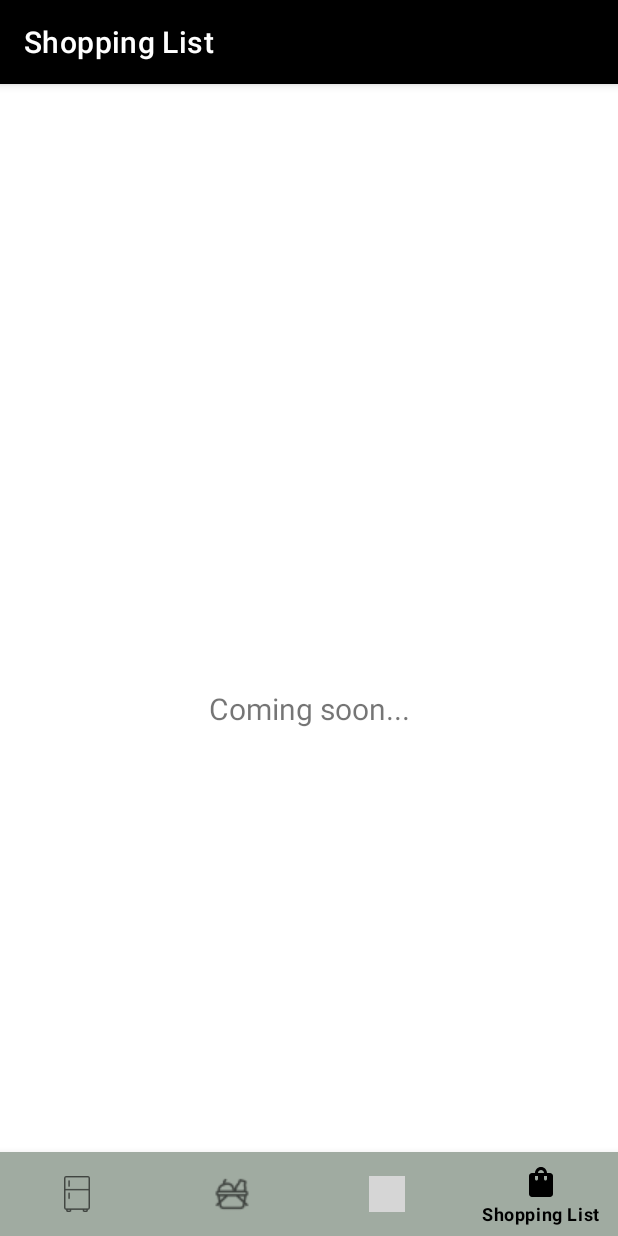
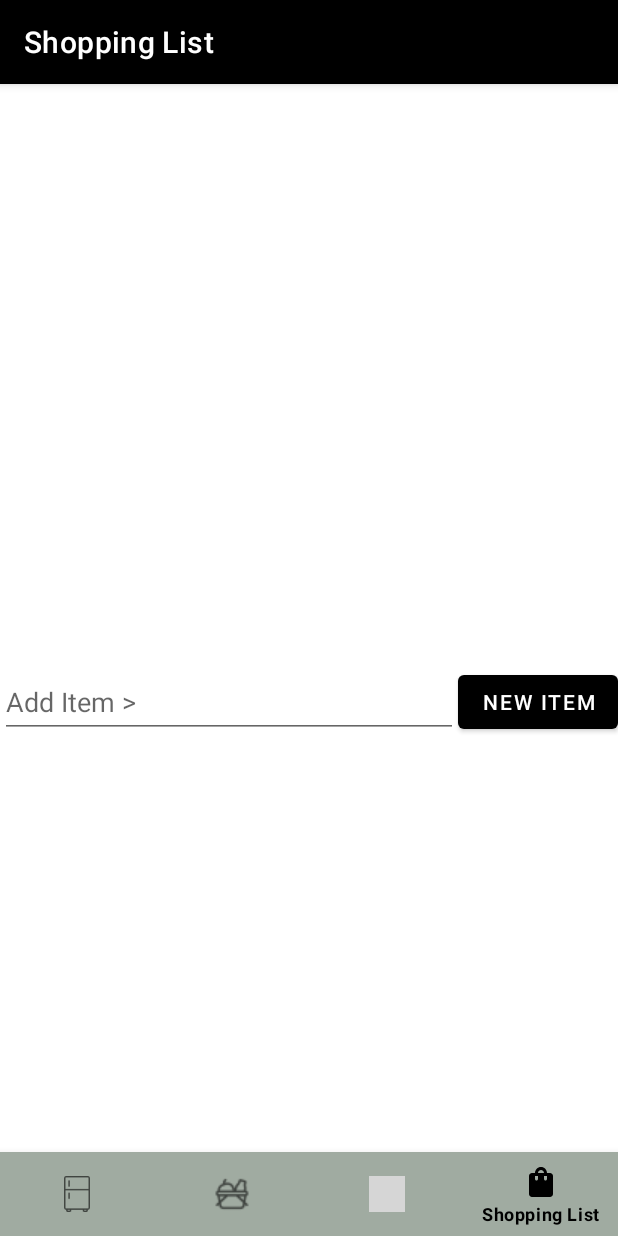
Before and after one commit to clairepielak/FridgeBuddy, an Android app: the ShoppingListFragment screen opened through its navigation route, on a phone screen of 412 x 824 dp. Run offline under Robolectric (Android 15) with nearby library versions, the phone set to English and light mode, and no system bars; our stand-ins replace Room's generated code, navigation-ui; libraries missing offline, so code that uses them is left out: com.google.mlkit.common, com.google.mlkit.vision; grey boxes are pictures that could not be loaded.

Commit message:
Shopping list development progress.

```diff
--- a/app/src/main/java/com/example/fridgebuddy/ui/ShoppingList/ShoppingListFragment.java
+++ b/app/src/main/java/com/example/fridgebuddy/ui/ShoppingList/ShoppingListFragment.java
@@ -1,39 +1,63 @@
 package com.example.fridgebuddy.ui.ShoppingList;
 
+// ShoppingListFragment.java
 import android.os.Bundle;
 import android.view.LayoutInflater;
 import android.view.View;
 import android.view.ViewGroup;
-import android.widget.TextView;
+import android.widget.Button;
+import android.widget.EditText;
 
-import androidx.annotation.NonNull;
 import androidx.fragment.app.Fragment;
-import androidx.lifecycle.ViewModelProvider;
+import androidx.recyclerview.widget.LinearLayoutManager;
+import androidx.recyclerview.widget.RecyclerView;
 
-import com.example.fridgebuddy.databinding.FragmentInventoryBinding;
-import com.example.fridgebuddy.databinding.FragmentHomeBinding;
-import com.example.fridgebuddy.databinding.FragmentShoppinglistBinding;
-import com.example.fridgebuddy.ui.home.HomeViewModel;
+import com.example.fridgebuddy.R;
+
+import java.util.ArrayList;
+import java.util.List;
 
 public class ShoppingListFragment extends Fragment {
-    private @NonNull FragmentShoppinglistBinding binding;
 
-    public View onCreateView(@NonNull LayoutInflater inflater,
-                             ViewGroup container, Bundle savedInstanceState) {
-        ShoppingListViewModel shoppingViewModel =
-                new ViewModelProvider(this).get(ShoppingListViewModel.class);
+    private List<Groceries> groceriesList;
+    private ShoppingAdapter adapter;
+    private EditText newItemEditText;
+    private Button addItemButton;
+    private RecyclerView rvShoppingList;
 
-        binding = FragmentShoppinglistBinding.inflate(inflater, container, false);
-        View root = binding.getRoot();
+    @Override
+    public View onCreateView(LayoutInflater inflater, ViewGroup container, Bundle savedInstanceState) {
+        View view = inflater.inflate(R.layout.fragment_shoppinglist, container, false);
 
-        final TextView textView = binding.textShoppingList;
-        shoppingViewModel.getText().observe(getViewLifecycleOwner(), textView::setText);
-        return root;
+        groceriesList = new ArrayList<>();
+        adapter = new ShoppingAdapter();
+
+        newItemEditText = view.findViewById(R.id.etList);
+        addItemButton = view.findViewById(R.id.newItemButton);
+        rvShoppingList = view.findViewById(R.id.rvShoppingList);
+
+        // Set up RecyclerView
+        LinearLayoutManager layoutManager = new LinearLayoutManager(requireContext());
+        rvShoppingList.setLayoutManager(layoutManager);
+        rvShoppingList.setAdapter(adapter);
+
+        addItemButton.setOnClickListener(v -> addItem());
+
+        return view;
     }
 
-    @Override
-    public void onDestroyView() {
-        super.onDestroyView();
-        binding = null;
+    private void addItem() {
+        String newItemTitle = newItemEditText.getText().toString();
+        if (!newItemTitle.isEmpty()) {
+            // Add a new item to the list
+            Groceries newItem = new Groceries(newItemTitle, 1);
+            groceriesList.add(newItem);
+
+            // Update the adapter
+            adapter.setItems(groceriesList);
+
+            // Clear the EditText
+            newItemEditText.setText("");
+        }
     }
 }
--- a/app/src/main/java/com/example/fridgebuddy/ui/ShoppingList/ShoppingListViewModel.java
+++ b/app/src/main/java/com/example/fridgebuddy/ui/ShoppingList/ShoppingListViewModel.java
@@ -4,21 +4,16 @@ import androidx.lifecycle.LiveData;
 import androidx.lifecycle.MutableLiveData;
 import androidx.lifecycle.ViewModel;
 
+import java.util.List;
+
 public class ShoppingListViewModel extends ViewModel {
-    private final MutableLiveData<String> mText;
+    private MutableLiveData<List<Groceries>> groceriesListLiveData = new MutableLiveData<>();
 
-    public ShoppingListViewModel() {
-        mText = new MutableLiveData<>();
-
-        //In case we do not use this page yet
-        mText.setValue("Coming soon...");
+    public LiveData<List<Groceries>> getGroceriesListLiveData() {
+        return groceriesListLiveData;
     }
 
-    public ShoppingListViewModel(MutableLiveData<String> mText) {
-        this.mText = mText;
-    }
-
-    public LiveData<String> getText() {
-        return mText;
+    public void setGroceriesList(List<Groceries> groceriesList) {
+        groceriesListLiveData.setValue(groceriesList);
     }
 }
--- a/app/src/main/res/layout/fragment_shoppinglist.xml
+++ b/app/src/main/res/layout/fragment_shoppinglist.xml
@@ -6,17 +6,35 @@
     android:layout_height="match_parent"
     tools:context=".ui.ShoppingList.ShoppingListFragment">
 
-    <TextView
-        android:id="@+id/text_ShoppingList"
+    <androidx.recyclerview.widget.RecyclerView
+        android:id="@+id/rvShoppingList"
         android:layout_width="match_parent"
+        android:layout_height="0dp"
+        android:layout_marginStart="1dp"
+        android:layout_marginEnd="1dp"
+        app:layout_constraintEnd_toEndOf="parent"
+        app:layout_constraintHorizontal_bias="0.0"
+        app:layout_constraintStart_toStartOf="parent"
+        app:layout_constraintTop_toTopOf="parent" />
+
+    <Button
+        android:id="@+id/newItemButton"
+        android:layout_width="wrap_content"
         android:layout_height="wrap_content"
-        android:layout_marginStart="8dp"
-        android:layout_marginTop="8dp"
-        android:layout_marginEnd="8dp"
-        android:textAlignment="center"
-        android:textSize="20sp"
+        android:text="@string/new_item"
         app:layout_constraintBottom_toBottomOf="parent"
         app:layout_constraintEnd_toEndOf="parent"
+        app:layout_constraintTop_toBottomOf="@+id/rvShoppingList" />
+
+    <EditText
+        android:id="@+id/etList"
+        android:layout_width="0dp"
+        android:layout_height="48dp"
+        android:hint="@string/add_item"
+        android:inputType="text"
+        app:layout_constraintBottom_toBottomOf="parent"
+        app:layout_constraintEnd_toStartOf="@+id/newItemButton"
         app:layout_constraintStart_toStartOf="parent"
-        app:layout_constraintTop_toTopOf="parent" />
+        app:layout_constraintTop_toBottomOf="@+id/rvShoppingList" />
+
 </androidx.constraintlayout.widget.ConstraintLayout>
--- a/app/src/main/res/layout/inv.xml
+++ b/app/src/main/res/layout/inv.xml
@@ -45,7 +45,7 @@
                 app:layout_constraintHorizontal_bias="0.0"
                 app:layout_constraintStart_toStartOf="parent"
                 app:layout_constraintTop_toTopOf="parent"
-                tools:srcCompat="@drawable/twotone_cake_24" />
+                app:srcCompat="@drawable/twotone_cake_24" />
 
             <TextView
                 android:id="@+id/food_name"
@@ -102,6 +102,7 @@
                 android:layout_marginBottom="27dp"
                 android:background="#00FFFFFF"
                 android:src="@drawable/baseline_delete_outline_24"
+                android:contentDescription="imageButton2"
                 app:tint="#8E8B8B"
                 app:layout_constraintBottom_toBottomOf="parent"
                 app:layout_constraintEnd_toEndOf="parent"
--- a/app/src/main/res/values/strings.xml
+++ b/app/src/main/res/values/strings.xml
@@ -84,6 +84,9 @@
     <string name="or_enter_manually">Or enter manually</string>
     <string name="month">Month</string>
     <string name="notification_permission_message">Notifications allow us to remind you when your food is nearing its expiration date</string>
+    <string name="new_item">New Item</string>
+    <string name="add_new_item">Add New Item</string>
+    <string name="title">Title</string>
 
     <!-- claire add -->
     <string-array name="food_item_name">
```
Also changed, not shown: app/src/main/java/com/example/fridgebuddy/ui/ShoppingList/Groceries.java (added, +20 -0 lines), app/src/main/java/com/example/fridgebuddy/ui/ShoppingList/ShoppingAdapter.java (added, +59 -0 lines), app/src/main/res/layout/shopping_list.xml (added, +28 -0 lines).
